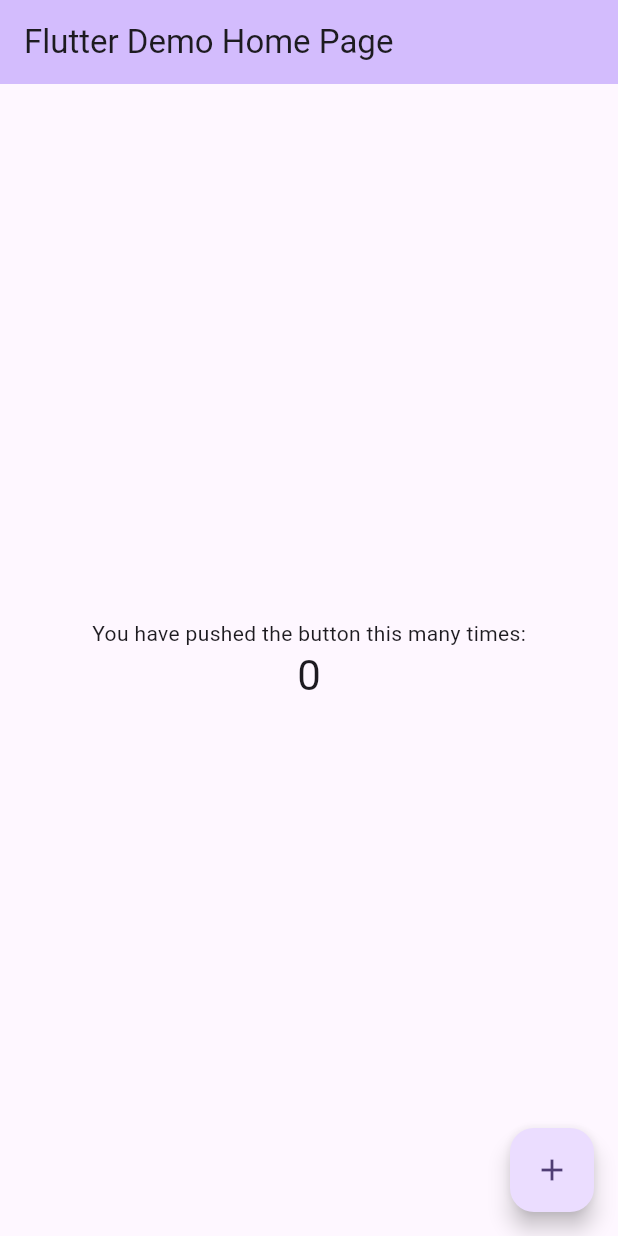
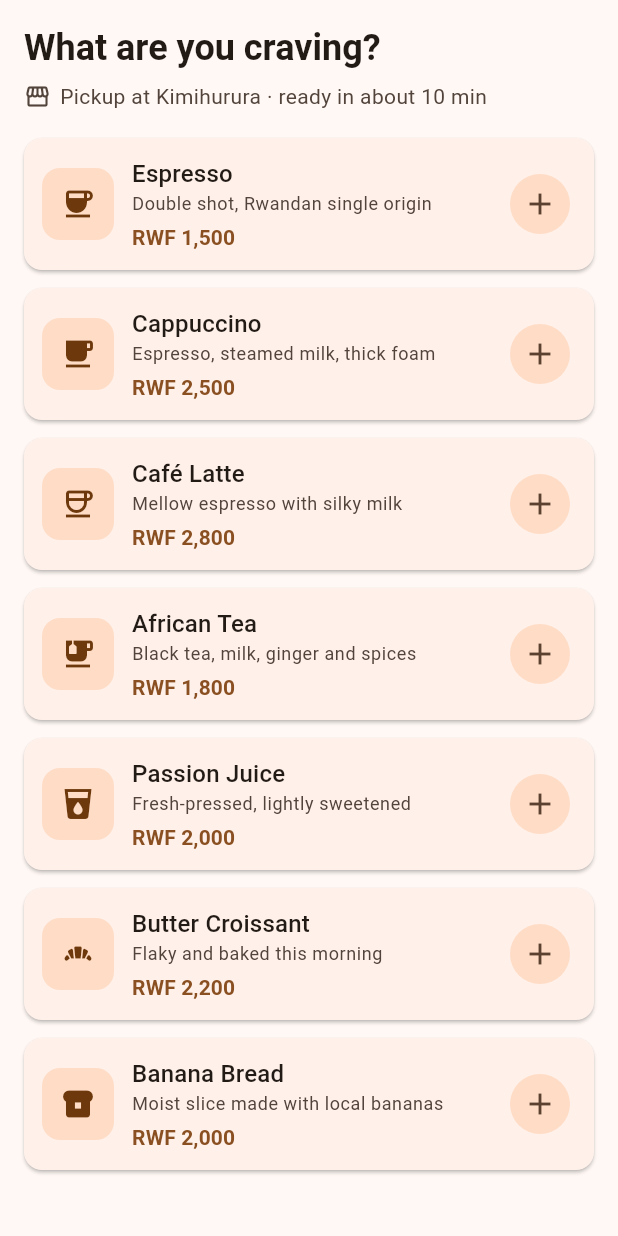
Before and after one commit to mugishamoses/mugisha-moses-animatedcontainer-presentation-, a Flutter app: the screen it shows after launch, on a phone screen of 412 x 824 dp. Run offline on Flutter 3.47's test engine with Material 3 defaults, Android fonts, the phone set to English and light mode, and no system bars.

Commit message:
Build café menu screen layout
Adds the Brew Lane theme (seeded from coffee brown), the MenuItem model
with RWF price formatting, today's hard-coded menu, a pickup header and
menu item cards with an Add button. Replaces the template counter test
with a smoke test for the menu.

```diff
--- /dev/null
+++ b/lib/data/todays_menu.dart
@@ -0,0 +1,50 @@
+import 'package:flutter/material.dart';
+
+import 'package:brew_lane/models/menu_item.dart';
+
+/// Today's menu. It is hard-coded on purpose: the app showcases the AppBar,
+/// so it needs no backend or network connection to run.
+const List<MenuItem> todaysMenu = [
+  MenuItem(
+    name: 'Espresso',
+    description: 'Double shot, Rwandan single origin',
+    priceRwf: 1500,
+    icon: Icons.coffee,
+  ),
+  MenuItem(
+    name: 'Cappuccino',
+    description: 'Espresso, steamed milk, thick foam',
+    priceRwf: 2500,
+    icon: Icons.local_cafe,
+  ),
+  MenuItem(
+    name: 'Café Latte',
+    description: 'Mellow espresso with silky milk',
+    priceRwf: 2800,
+    icon: Icons.coffee_outlined,
+  ),
+  MenuItem(
+    name: 'African Tea',
+    description: 'Black tea, milk, ginger and spices',
+    priceRwf: 1800,
+    icon: Icons.emoji_food_beverage,
+  ),
+  MenuItem(
+    name: 'Passion Juice',
+    description: 'Fresh-pressed, lightly sweetened',
+    priceRwf: 2000,
+    icon: Icons.local_drink,
+  ),
+  MenuItem(
+    name: 'Butter Croissant',
+    description: 'Flaky and baked this morning',
+    priceRwf: 2200,
+    icon: Icons.bakery_dining,
+  ),
+  MenuItem(
+    name: 'Banana Bread',
+    description: 'Moist slice made with local bananas',
+    priceRwf: 2000,
+    icon: Icons.breakfast_dining,
+  ),
+];
--- a/lib/main.dart
+++ b/lib/main.dart
@@ -1,122 +1,26 @@
 import 'package:flutter/material.dart';
 
-void main() {
-  runApp(const MyApp());
-}
+import 'package:brew_lane/screens/menu_screen.dart';
 
-class MyApp extends StatelessWidget {
-  const MyApp({super.key});
+void main() => runApp(const BrewLaneApp());
 
-  // This widget is the root of your application.
+/// The café's brand colour. The whole Material 3 colour scheme is generated
+/// from it, so every default colour in the app is a shade of coffee.
+const Color _coffeeBrown = Color(0xFF6F4E37);
+
+class BrewLaneApp extends StatelessWidget {
+  const BrewLaneApp({super.key});
+
   @override
   Widget build(BuildContext context) {
     return MaterialApp(
-      title: 'Flutter Demo',
+      title: 'Brew Lane',
+      // The DEBUG ribbon would otherwise cover the AppBar's cart action.
+      debugShowCheckedModeBanner: false,
       theme: ThemeData(
-        // This is the theme of your application.
-        //
-        // TRY THIS: Try running your application with "flutter run". You'll see
-        // the application has a purple toolbar. Then, without quitting the app,
-        // try changing the seedColor in the colorScheme below to Colors.green
-        // and then invoke "hot reload" (save your changes or press the "hot
-        // reload" button in a Flutter-supported IDE, or press "r" if you used
-        // the command line to start the app).
-        //
-        // Notice that the counter didn't reset back to zero; the application
-        // state is not lost during the reload. To reset the state, use hot
-        // restart instead.
-        //
-        // This works for code too, not just values: Most code changes can be
-        // tested with just a hot reload.
-        colorScheme: .fromSeed(seedColor: Colors.deepPurple),
+        colorScheme: ColorScheme.fromSeed(seedColor: _coffeeBrown),
       ),
-      home: const MyHomePage(title: 'Flutter Demo Home Page'),
+      home: const MenuScreen(),
     );
   }
 }
-
-class MyHomePage extends StatefulWidget {
-  const MyHomePage({super.key, required this.title});
-
-  // This widget is the home page of your application. It is stateful, meaning
-  // that it has a State object (defined below) that contains fields that affect
-  // how it looks.
-
-  // This class is the configuration for the state. It holds the values (in this
-  // case the title) provided by the parent (in this case the App widget) and
-  // used by the build method of the State. Fields in a Widget subclass are
-  // always marked "final".
-
-  final String title;
-
-  @override
-  State<MyHomePage> createState() => _MyHomePageState();
-}
-
-class _MyHomePageState extends State<MyHomePage> {
-  int _counter = 0;
-
-  void _incrementCounter() {
-    setState(() {
-      // This call to setState tells the Flutter framework that something has
-      // changed in this State, which causes it to rerun the build method below
-      // so that the display can reflect the updated values. If we changed
-      // _counter without calling setState(), then the build method would not be
-      // called again, and so nothing would appear to happen.
-      _counter++;
-    });
-  }
-
-  @override
-  Widget build(BuildContext context) {
-    // This method is rerun every time setState is called, for instance as done
-    // by the _incrementCounter method above.
-    //
-    // The Flutter framework has been optimized to make rerunning build methods
-    // fast, so that you can just rebuild anything that needs updating rather
-    // than having to individually change instances of widgets.
-    return Scaffold(
-      appBar: AppBar(
-        // TRY THIS: Try changing the color here to a specific color (to
-        // Colors.amber, perhaps?) and trigger a hot reload to see the AppBar
-        // change color while the other colors stay the same.
-        backgroundColor: Theme.of(context).colorScheme.inversePrimary,
-        // Here we take the value from the MyHomePage object that was created by
-        // the App.build method, and use it to set our appbar title.
-        title: Text(widget.title),
-      ),
-      body: Center(
-        // Center is a layout widget. It takes a single child and positions it
-        // in the middle of the parent.
-        child: Column(
-          // Column is also a layout widget. It takes a list of children and
-          // arranges them vertically. By default, it sizes itself to fit its
-          // children horizontally, and tries to be as tall as its parent.
-          //
-          // Column has various properties to control how it sizes itself and
-          // how it positions its children. Here we use mainAxisAlignment to
-          // center the children vertically; the main axis here is the vertical
-          // axis because Columns are vertical (the cross axis would be
-          // horizontal).
-          //
-          // TRY THIS: Invoke "debug painting" (choose the "Toggle Debug Paint"
-          // action in the IDE, or press "p" in the console), to see the
-          // wireframe for each widget.
-          mainAxisAlignment: .center,
-          children: [
-            const Text('You have pushed the button this many times:'),
-            Text(
-              '$_counter',
-              style: Theme.of(context).textTheme.headlineMedium,
-            ),
-          ],
-        ),
-      ),
-      floatingActionButton: FloatingActionButton(
-        onPressed: _incrementCounter,
-        tooltip: 'Increment',
-        child: const Icon(Icons.add),
-      ),
-    );
-  }
-}
--- /dev/null
+++ b/lib/models/menu_item.dart
@@ -0,0 +1,34 @@
+import 'package:flutter/widgets.dart';
+
+/// One drink or snack on the café menu.
+@immutable
+class MenuItem {
+  const MenuItem({
+    required this.name,
+    required this.description,
+    required this.priceRwf,
+    required this.icon,
+  });
+
+  final String name;
+  final String description;
+
+  /// Price in Rwandan francs. RWF has no minor unit, so an int is exact.
+  final int priceRwf;
+
+  final IconData icon;
+}
+
+/// Formats a franc amount with thousands separators, e.g. `RWF 2,500`.
+String formatRwf(int amount) {
+  final digits = amount.toString();
+  final buffer = StringBuffer();
+  for (var i = 0; i < digits.length; i++) {
+    final digitsLeft = digits.length - i;
+    if (i > 0 && digitsLeft % 3 == 0) {
+      buffer.write(',');
+    }
+    buffer.write(digits[i]);
+  }
+  return 'RWF $buffer';
+}
--- /dev/null
+++ b/lib/screens/menu_screen.dart
@@ -0,0 +1,41 @@
+import 'package:flutter/material.dart';
+
+import 'package:brew_lane/data/todays_menu.dart';
+import 'package:brew_lane/models/menu_item.dart';
+import 'package:brew_lane/widgets/menu_header.dart';
+import 'package:brew_lane/widgets/menu_item_card.dart';
+
+/// The café's menu screen, where customers build a pickup order.
+class MenuScreen extends StatefulWidget {
+  const MenuScreen({super.key});
+
+  @override
+  State<MenuScreen> createState() => _MenuScreenState();
+}
+
+class _MenuScreenState extends State<MenuScreen> {
+  /// Quantity of each menu item in the current order.
+  final Map<MenuItem, int> _order = {};
+
+  void _addToOrder(MenuItem item) {
+    setState(() {
+      _order.update(item, (quantity) => quantity + 1, ifAbsent: () => 1);
+    });
+  }
+
+  @override
+  Widget build(BuildContext context) {
+    return Scaffold(
+      body: SafeArea(
+        child: ListView(
+          padding: const EdgeInsets.only(top: 8, bottom: 16),
+          children: [
+            const MenuHeader(),
+            for (final item in todaysMenu)
+              MenuItemCard(item: item, onAdd: () => _addToOrder(item)),
+          ],
+        ),
+      ),
+    );
+  }
+}
--- /dev/null
+++ b/lib/widgets/menu_header.dart
@@ -0,0 +1,43 @@
+import 'package:flutter/material.dart';
+
+/// Greeting and pickup details shown above the menu.
+class MenuHeader extends StatelessWidget {
+  const MenuHeader({super.key});
+
+  @override
+  Widget build(BuildContext context) {
+    final theme = Theme.of(context);
+    final mutedColor = theme.colorScheme.onSurfaceVariant;
+
+    return Padding(
+      padding: const EdgeInsets.fromLTRB(16, 8, 16, 12),
+      child: Column(
+        crossAxisAlignment: CrossAxisAlignment.start,
+        children: [
+          Text(
+            'What are you craving?',
+            style: theme.textTheme.headlineSmall?.copyWith(
+              fontWeight: FontWeight.w600,
+            ),
+          ),
+          const SizedBox(height: 6),
+          Row(
+            children: [
+              Icon(Icons.storefront_outlined, size: 18, color: mutedColor),
+              const SizedBox(width: 6),
+              Expanded(
+                child: Text(
+                  'Pickup at Kimihurura · ready in about 10 min',
+                  style: theme.textTheme.bodyMedium?.copyWith(
+                    color: mutedColor,
+                  ),
+                  overflow: TextOverflow.ellipsis,
+                ),
+              ),
+            ],
+          ),
+        ],
+      ),
+    );
+  }
+}
--- /dev/null
+++ b/lib/widgets/menu_item_card.dart
@@ -0,0 +1,72 @@
+import 'package:flutter/material.dart';
+
+import 'package:brew_lane/models/menu_item.dart';
+
+/// A menu entry: icon, name, short description, price and an Add button.
+class MenuItemCard extends StatelessWidget {
+  const MenuItemCard({super.key, required this.item, required this.onAdd});
+
+  final MenuItem item;
+  final VoidCallback onAdd;
+
+  /// Matches the 48 dp minimum touch target so the row lines up evenly.
+  static const double _iconTileSize = 48;
+
+  @override
+  Widget build(BuildContext context) {
+    final theme = Theme.of(context);
+    final colors = theme.colorScheme;
+    final textTheme = theme.textTheme;
+
+    return Card(
+      margin: const EdgeInsets.symmetric(horizontal: 16, vertical: 6),
+      child: Padding(
+        padding: const EdgeInsets.all(12),
+        child: Row(
+          children: [
+            Container(
+              width: _iconTileSize,
+              height: _iconTileSize,
+              decoration: BoxDecoration(
+                color: colors.primaryContainer,
+                borderRadius: BorderRadius.circular(12),
+              ),
+              child: Icon(item.icon, color: colors.onPrimaryContainer),
+            ),
+            const SizedBox(width: 12),
+            Expanded(
+              child: Column(
+                crossAxisAlignment: CrossAxisAlignment.start,
+                children: [
+                  Text(item.name, style: textTheme.titleMedium),
+                  Text(
+                    item.description,
+                    style: textTheme.bodySmall?.copyWith(
+                      color: colors.onSurfaceVariant,
+                    ),
+                    maxLines: 1,
+                    overflow: TextOverflow.ellipsis,
+                  ),
+                  const SizedBox(height: 4),
+                  Text(
+                    formatRwf(item.priceRwf),
+                    style: textTheme.labelLarge?.copyWith(
+                      color: colors.primary,
+                      fontWeight: FontWeight.w600,
+                    ),
+                  ),
+                ],
+              ),
+            ),
+            const SizedBox(width: 8),
+            IconButton.filledTonal(
+              onPressed: onAdd,
+              tooltip: 'Add ${item.name}',
+              icon: const Icon(Icons.add),
+            ),
+          ],
+        ),
+      ),
+    );
+  }
+}
```
Also changed, not shown: 1 other file.
